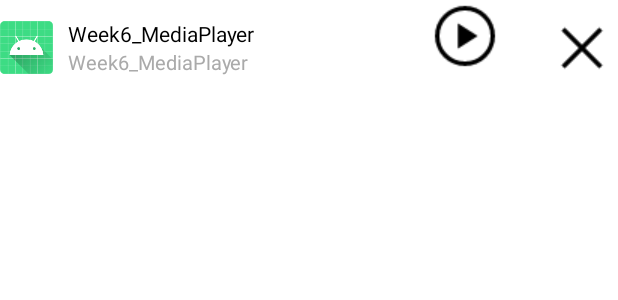
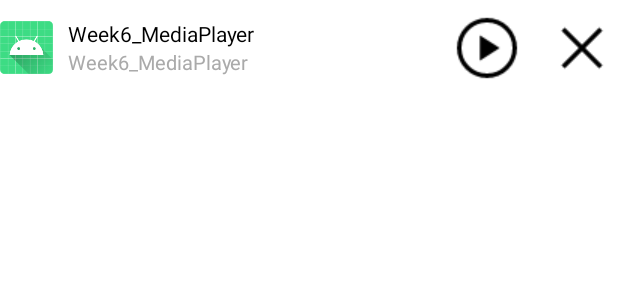
Before and after one commit to namnothere/week6_p5, an Android app: the layout layout_custom_notification.xml on its own in the app's theme, with its tools: preview values and no code run, on a phone screen of 412 x 824 dp. Shown: the top 300 px of the screen. Run offline under Robolectric (Android 15) with nearby library versions, the phone set to English and light mode, and no system bars.

Commit message:
minor fixes

```diff
--- a/app/src/main/AndroidManifest.xml
+++ b/app/src/main/AndroidManifest.xml
@@ -24,6 +24,7 @@
             </intent-filter>
         </activity>
         <service android:name=".MyService"/>
+        <receiver android:name=".MyReceiver"/>
     </application>
 
 </manifest>
--- a/app/src/main/java/hcmute/edu/vn/week6_P5/MyApplication.java
+++ b/app/src/main/java/hcmute/edu/vn/week6_P5/MyApplication.java
@@ -11,7 +11,6 @@ public class MyApplication extends android.app.Application {
         super.onCreate();
         createChannelNotification();
     }
-
     private void createChannelNotification() {
         if (android.os.Build.VERSION.SDK_INT >= android.os.Build.VERSION_CODES.O) {
             android.app.NotificationChannel channel = new android.app.NotificationChannel(
--- a/app/src/main/java/hcmute/edu/vn/week6_P5/MyService.java
+++ b/app/src/main/java/hcmute/edu/vn/week6_P5/MyService.java
@@ -133,9 +133,11 @@ public class MyService extends Service {
         if (isPlaying) {
             Log.e("MyService", "sendNotification: isPlaying");
             remoteViews.setOnClickPendingIntent(R.id.imgPlayOrPause, getPendingIntent(this, ACTION_PAUSE));
+            remoteViews.setImageViewResource(R.id.imgPlayOrPause, R.drawable.ic_pause);
         } else {
             Log.e("MyService", "sendNotification: isPause");
             remoteViews.setOnClickPendingIntent(R.id.imgPlayOrPause, getPendingIntent(this, ACTION_RESUME));
+            remoteViews.setImageViewResource(R.id.imgPlayOrPause, R.drawable.ic_play);
         }
 
         remoteViews.setOnClickPendingIntent(R.id.img_clear, getPendingIntent(this, ACTION_CLEAR));
@@ -150,7 +152,7 @@ public class MyService extends Service {
     }
 
     private PendingIntent getPendingIntent(@NotNull Context context, int action) {
-        Intent intent = new Intent(this, MyService.class);
+        Intent intent = new Intent(this, MyReceiver.class);
         intent.putExtra("action_music", action);
         return PendingIntent.getBroadcast(context.getApplicationContext(), action, intent, PendingIntent.FLAG_UPDATE_CURRENT | PendingIntent.FLAG_MUTABLE);
     }
--- a/app/src/main/res/layout/layout_custom_notification.xml
+++ b/app/src/main/res/layout/layout_custom_notification.xml
@@ -40,7 +40,8 @@
         android:id="@+id/imgPlayOrPause"
         android:layout_width="wrap_content"
         android:layout_height="wrap_content"
-        android:layout_marginEnd="30dp"
+        android:layout_marginEnd="15dp"
+        android:layout_centerVertical="true"
         android:layout_toStartOf="@+id/img_clear"
         android:src="@drawable/ic_play" />
 
```
Also changed, not shown: app/src/main/java/hcmute/edu/vn/week6_P5/MyReceiver.java (added, +18 -0 lines).
